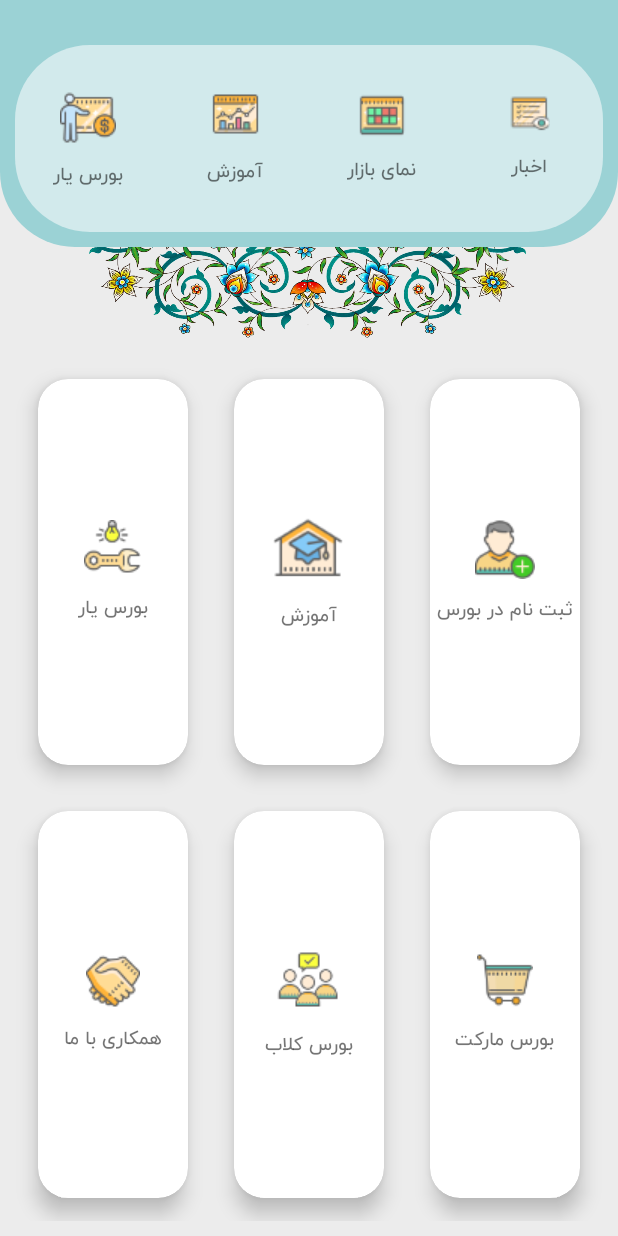
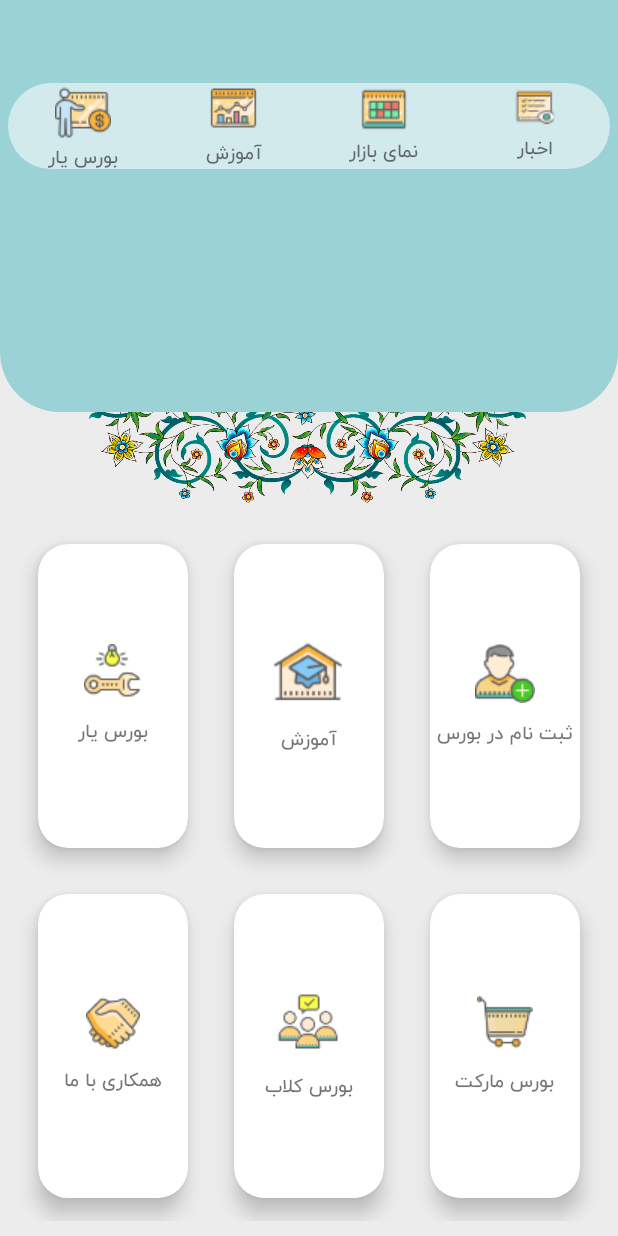
Before and after one commit to Amin-asvadi/KaraBourse, an Android app: the layout fragment_home.xml on its own in the app's theme, with its tools: preview values and no code run, on a phone screen of 412 x 824 dp. Run offline under Robolectric (Android 15) with nearby library versions, the light colour scheme and no system bars.

Commit message:
complete first page

```diff
--- a/app/src/main/res/drawable/ic_home_back.xml
+++ b/app/src/main/res/drawable/ic_home_back.xml
@@ -3,8 +3,8 @@
     android:shape="rectangle"
     >
 
-    <corners android:bottomLeftRadius="50dp"
-        android:bottomRightRadius="50dp"/>
+    <corners android:bottomLeftRadius="40dp"
+        android:bottomRightRadius="40dp"/>
     <solid
         android:color="#9bd2d5" />
     <padding
--- a/app/src/main/res/layout/fragment_home.xml
+++ b/app/src/main/res/layout/fragment_home.xml
@@ -21,7 +21,7 @@
         <RelativeLayout
             android:layout_width="match_parent"
             android:layout_height="0dp"
-            app:layout_constraintDimensionRatio="2.5:1"
+            app:layout_constraintDimensionRatio="1.5:1"
             app:layout_constraintEnd_toEndOf="parent"
             app:layout_constraintStart_toStartOf="parent"
             app:layout_constraintTop_toTopOf="parent">
@@ -29,7 +29,10 @@
             <androidx.constraintlayout.widget.ConstraintLayout
                 android:layout_width="match_parent"
                 android:layout_height="match_parent"
-                android:layout_marginTop="20dp">
+                android:layout_alignParentStart="true"
+                android:layout_alignParentTop="true"
+                android:layout_marginStart="0dp"
+                android:layout_marginTop="30dp">
 
                 <LinearLayout
                     android:layout_width="match_parent"
@@ -45,7 +48,7 @@
                         android:id="@+id/live_screen"
                         android:layout_width="match_parent"
                         android:layout_height="wrap_content"
-
+                        android:layout_marginBottom="20sp"
                         android:background="#64a3a8"
                         android:orientation="horizontal"
                         tools:itemCount="4" />
@@ -54,9 +57,12 @@
 
                         android:id="@+id/linearLayout"
                         android:layout_width="match_parent"
-                        android:layout_height="match_parent"
-                        android:layout_margin="10dp"
+                        android:layout_height="wrap_content"
+                        android:layout_margin="5dp"
+
                         android:background="@drawable/back_dashboard_home"
+
+                        android:gravity="bottom"
                         android:orientation="horizontal"
                         android:weightSum="4">
 
--- a/app/src/main/res/layout/layout_main_dashboard.xml
+++ b/app/src/main/res/layout/layout_main_dashboard.xml
@@ -9,11 +9,10 @@
 
     <GridLayout
         android:layout_width="match_parent"
-        android:layout_height="94dp"
+        android:layout_height="0dp"
         android:columnCount="4"
-        android:rowCount="1"
         app:layout_constraintBottom_toBottomOf="parent"
-        app:layout_constraintDimensionRatio="4:1"
+        app:layout_constraintDimensionRatio="7:1"
         app:layout_constraintEnd_toEndOf="parent"
         app:layout_constraintStart_toStartOf="parent"
         app:layout_constraintTop_toTopOf="parent">
@@ -21,7 +20,7 @@
 
         <androidx.constraintlayout.widget.ConstraintLayout
             android:layout_width="0dp"
-            android:layout_height="0dp"
+            android:layout_height="wrap_content"
             android:layout_rowWeight="1"
             android:layout_columnWeight="1">
 
@@ -44,9 +43,9 @@
                     app:srcCompat="@drawable/ic_dealy_analise" />
 
                 <TextView
-                    android:layout_width="wrap_content"
+                    android:layout_width="match_parent"
                     android:layout_height="wrap_content"
-                    android:layout_marginTop="8dp"
+                    android:gravity="center"
                     android:text="بورس یار" />
 
             </LinearLayout>
@@ -79,9 +78,10 @@
                     app:srcCompat="@drawable/ic_deaties" />
 
                 <TextView
-                    android:layout_width="wrap_content"
+                    android:layout_width="match_parent"
                     android:layout_height="wrap_content"
-                    android:layout_marginTop="8dp"
+                    android:gravity="center"
+
 
                     android:text="آموزش" />
 
@@ -117,7 +117,7 @@
                 <TextView
                     android:layout_width="match_parent"
                     android:layout_height="wrap_content"
-                    android:layout_marginTop="8dp"
+
                  android:gravity="center"
                     android:text="نمای بازار" />
 
@@ -153,7 +153,7 @@
                 <TextView
                     android:layout_width="match_parent"
                     android:layout_height="wrap_content"
-                    android:layout_marginTop="8dp"
+
                     android:gravity="center"
                     android:text="اخبار" />
 
```
